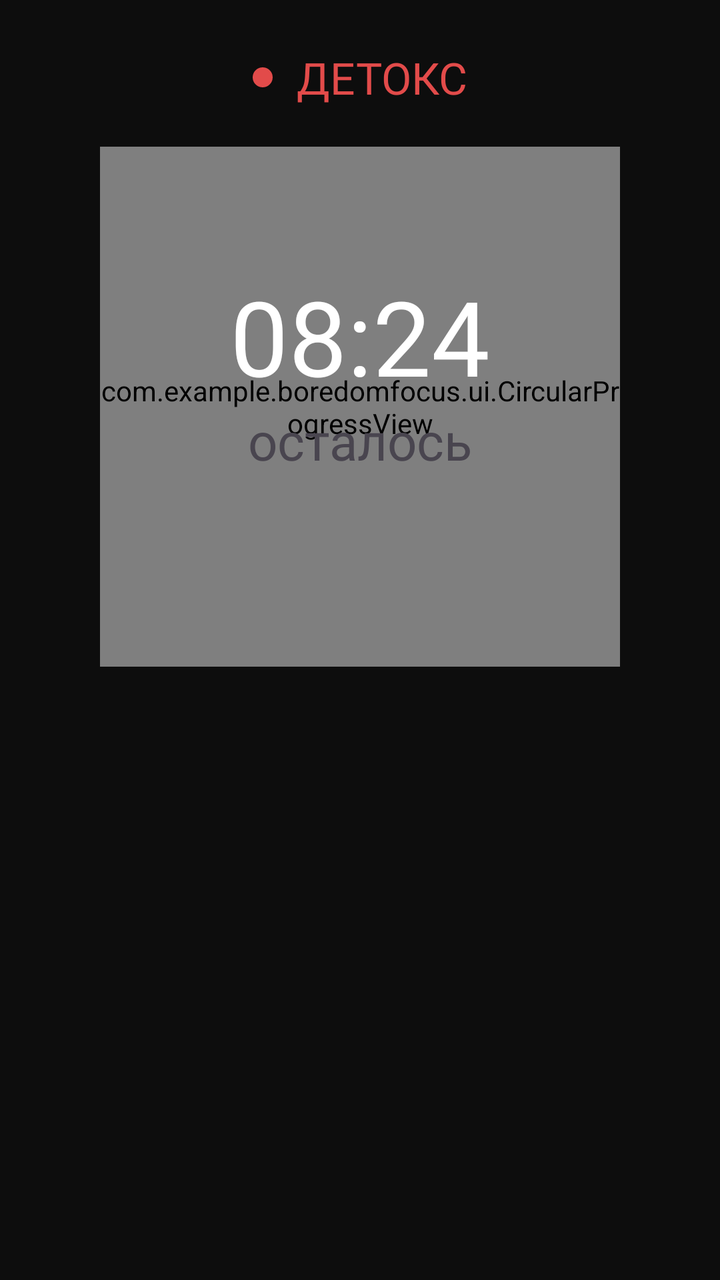
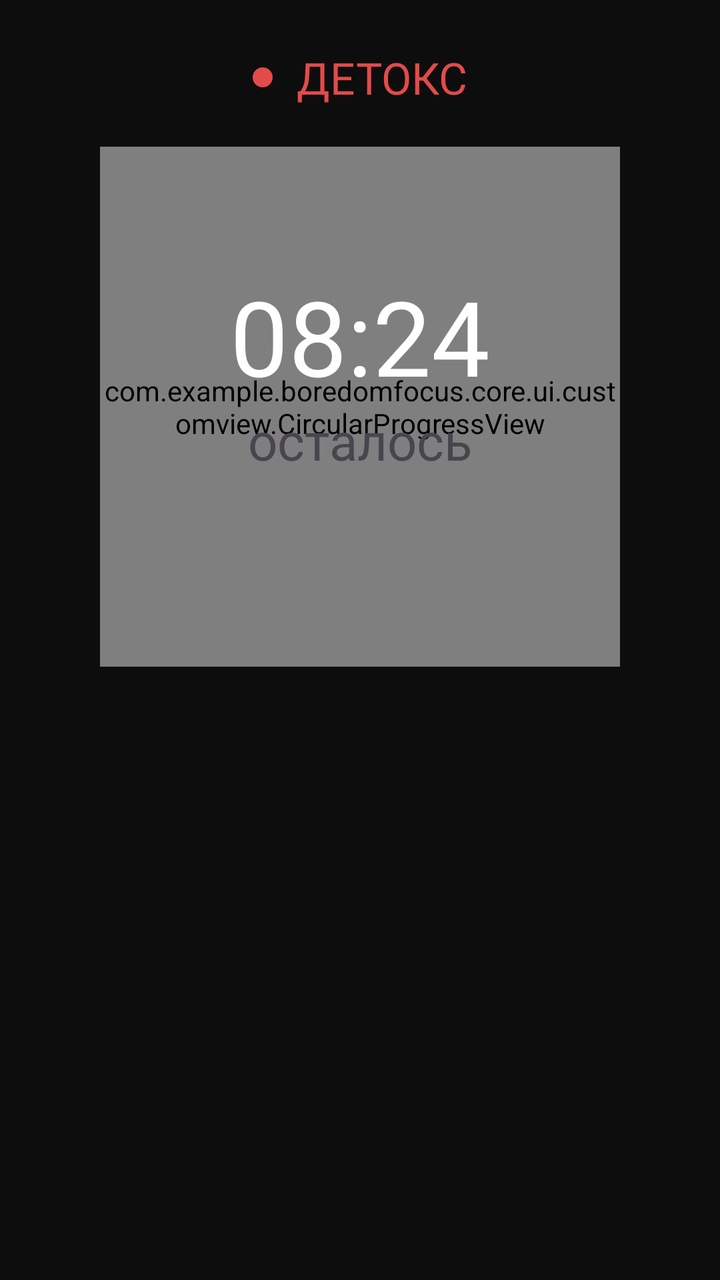

Two renders of the same Android screen: before a commit and after it. Below are the layout's source before the change and the commit's diff.
<!-- AndroidManifest.xml: application theme Theme.BoredomFocus -->
<!-- res/layout/fragment_detox_timer.xml -->
<?xml version="1.0" encoding="utf-8"?>
<androidx.constraintlayout.widget.ConstraintLayout xmlns:android="http://schemas.android.com/apk/res/android"
    xmlns:app="http://schemas.android.com/apk/res-auto"
    xmlns:tools="http://schemas.android.com/tools"
    android:layout_width="match_parent"
    android:layout_height="match_parent"
    android:padding="24dp"
    android:background="#0D0D0D"
    tools:context=".ui.DetoxTimerFragment">

    <View
        android:id="@+id/viewRedDot"
        android:layout_width="10dp"
        android:layout_height="10dp"
        android:background="@drawable/circle_filled_red"
        android:layout_marginRight="6dp"
        app:layout_constraintBottom_toBottomOf="@+id/tvDetox"
        app:layout_constraintEnd_toStartOf="@+id/tvDetox"
        app:layout_constraintHorizontal_bias="0.5"
        app:layout_constraintHorizontal_chainStyle="packed"
        app:layout_constraintStart_toStartOf="parent"
        app:layout_constraintTop_toTopOf="@+id/tvDetox" />

    <TextView
        android:id="@+id/tvDetox"
        android:layout_width="wrap_content"
        android:layout_height="wrap_content"
        android:fontFamily="@font/inter_medium"
        android:text="Детокс"
        android:textAllCaps="true"
        android:textColor="#E24B4A"
        android:textSize="22sp"
        android:layout_marginLeft="6dp"
        app:layout_constraintEnd_toEndOf="parent"
        app:layout_constraintHorizontal_bias="0.5"
        app:layout_constraintStart_toEndOf="@+id/viewRedDot"
        app:layout_constraintTop_toTopOf="parent" />

    <com.example.boredomfocus.ui.CircularProgressView
        android:id="@+id/progressViewDetoxTimer"
        android:layout_width="260dp"
        android:layout_height="260dp"
        android:layout_marginTop="20dp"
        app:layout_constraintEnd_toEndOf="parent"
        app:layout_constraintHorizontal_bias="0.5"
        app:layout_constraintStart_toStartOf="parent"
        app:layout_constraintTop_toBottomOf="@+id/tvDetox" />

    <TextView
        android:id="@+id/tvDetoxTimer"
        android:layout_width="wrap_content"
        android:layout_height="wrap_content"
        android:fontFamily="@font/inter_bold"
        android:text="08:24"
        android:textColor="@color/white"
        android:textSize="52sp"
        android:layout_marginTop="60dp"
        app:layout_constraintEnd_toEndOf="@+id/progressViewDetoxTimer"
        app:layout_constraintStart_toStartOf="@+id/progressViewDetoxTimer"
        app:layout_constraintTop_toTopOf="@+id/progressViewDetoxTimer" />

    <TextView
        android:id="@+id/tvDetoxTimer2"
        android:layout_width="wrap_content"
        android:layout_height="wrap_content"
        android:fontFamily="@font/inter_medium"
        android:text="осталось"
        android:textSize="26sp"
        app:layout_constraintEnd_toEndOf="@+id/progressViewDetoxTimer"
        app:layout_constraintStart_toStartOf="@+id/progressViewDetoxTimer"
        app:layout_constraintTop_toBottomOf="@+id/tvDetoxTimer" />

</androidx.constraintlayout.widget.ConstraintLayout>
<!-- resources referenced by this layout -->
<resources>
  <color name="white">#FFFFFFFF</color>
  <!-- drawable circle_filled_red (drawable) -->
  <?xml version="1.0" encoding="utf-8"?>
  <shape xmlns:android="http://schemas.android.com/apk/res/android" android:shape="oval">
      <solid android:color="#E24B4A"/>
      <size android:height="12dp" android:width="12dp"/>
  </shape>
  <style name="Theme.BoredomFocus" parent="Base.Theme.BoredomFocus" />
  <style name="Base.Theme.BoredomFocus" parent="Theme.Material3.DayNight.NoActionBar">
          
          
      </style>
</resources>

<!-- the commit's change to res/layout/fragment_detox_timer.xml (unified diff, before → after) -->
@@ -6,7 +6,7 @@
     android:layout_height="match_parent"
     android:padding="24dp"
     android:background="#0D0D0D"
-    tools:context=".ui.DetoxTimerFragment">
+    tools:context=".feature.detox.presentation.DetoxTimerFragment">
 
     <View
         android:id="@+id/viewRedDot"
@@ -36,7 +36,7 @@
         app:layout_constraintStart_toEndOf="@+id/viewRedDot"
         app:layout_constraintTop_toTopOf="parent" />
 
-    <com.example.boredomfocus.ui.CircularProgressView
+    <com.example.boredomfocus.core.ui.customview.CircularProgressView
         android:id="@+id/progressViewDetoxTimer"
         android:layout_width="260dp"
         android:layout_height="260dp"
